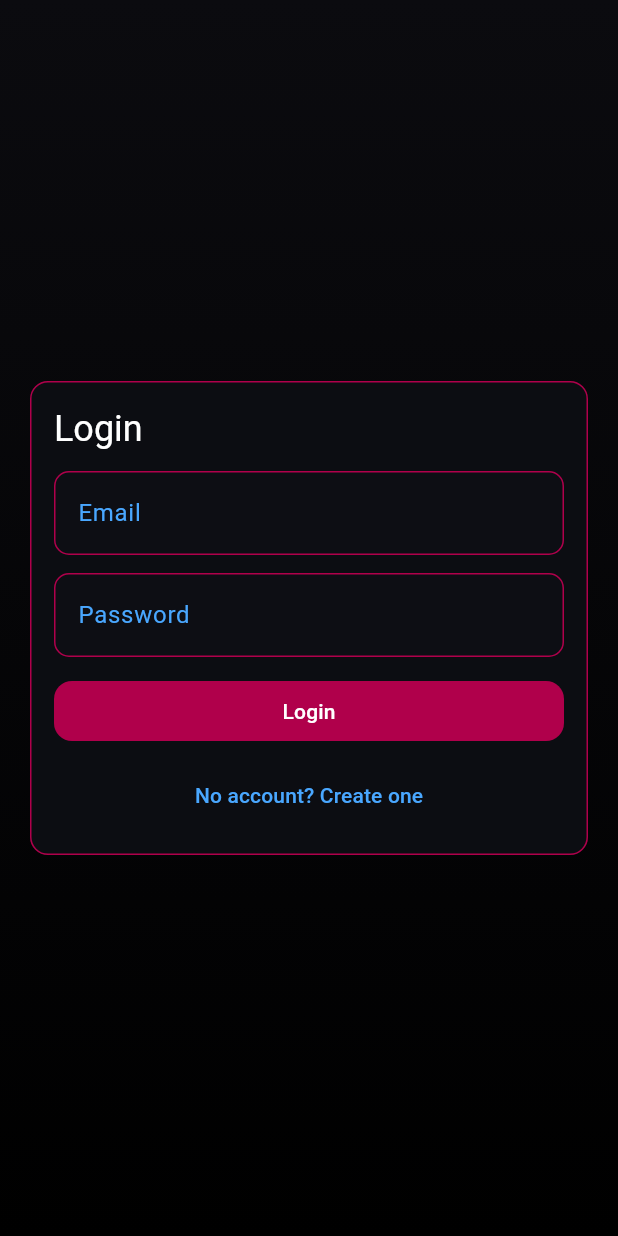
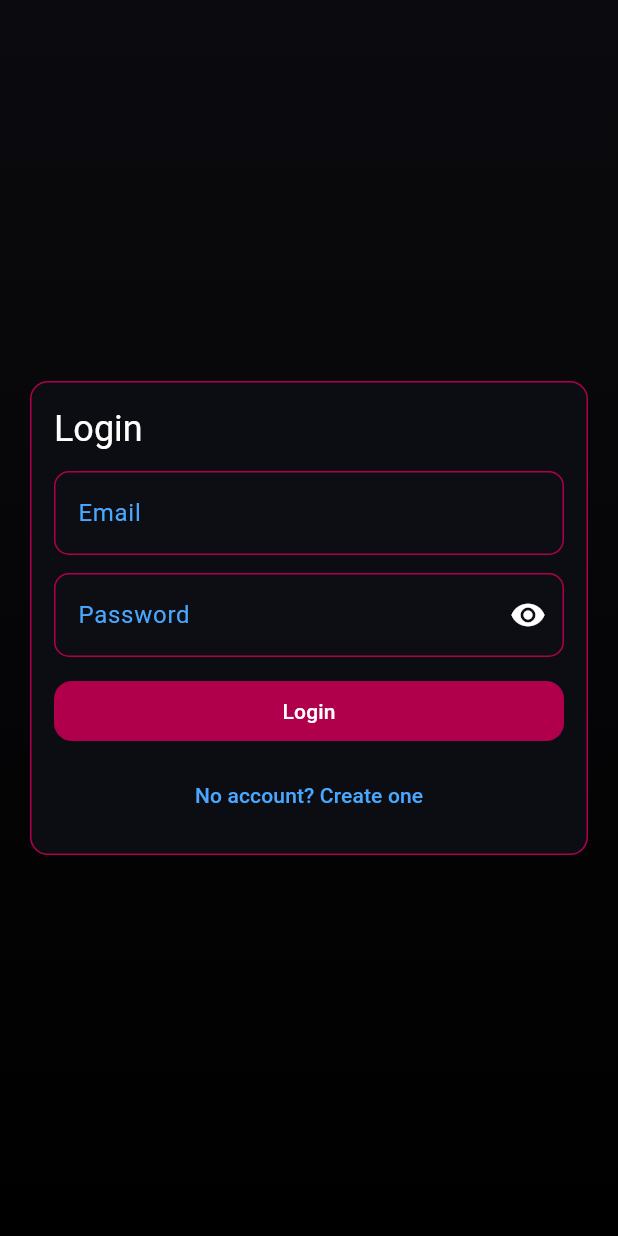
Before and after one commit to zuraiz-01/TrackManagementApp, a Flutter app: the screen it shows after launch, on a phone screen of 412 x 824 dp. Run offline on Flutter 3.47's test engine with Material 3 defaults, Android fonts, the phone set to English and light mode, and no system bars; our stand-ins replace cloud_firestore, firebase_auth, firebase_core, flutter_colorpicker, shared_preferences, web; missing offline and left inert: dart:js_interop; accounts and stored records are empty.

Commit message:
Add show/hide password toggle on login

```diff
--- a/lib/screens/login_screen.dart
+++ b/lib/screens/login_screen.dart
@@ -14,6 +14,8 @@ class _LoginScreenState extends State<LoginScreen> {
   final _formKey = GlobalKey<FormState>();
   final _emailController = TextEditingController();
   final _passwordController = TextEditingController();
+
+  bool _obscurePassword = true;
 
   bool _isBusy = false;
   bool _isSignUp = false;
@@ -107,9 +109,24 @@ class _LoginScreenState extends State<LoginScreen> {
                         const SizedBox(height: 12),
                         TextFormField(
                           controller: _passwordController,
-                          obscureText: true,
-                          decoration: const InputDecoration(
+                          obscureText: _obscurePassword,
+                          decoration: InputDecoration(
                             labelText: 'Password',
+                            suffixIcon: IconButton(
+                              tooltip: _obscurePassword
+                                  ? 'Show password'
+                                  : 'Hide password',
+                              onPressed: () {
+                                setState(() {
+                                  _obscurePassword = !_obscurePassword;
+                                });
+                              },
+                              icon: Icon(
+                                _obscurePassword
+                                    ? Icons.visibility
+                                    : Icons.visibility_off,
+                              ),
+                            ),
                           ),
                           validator: (v) {
                             final value = v ?? '';
```
